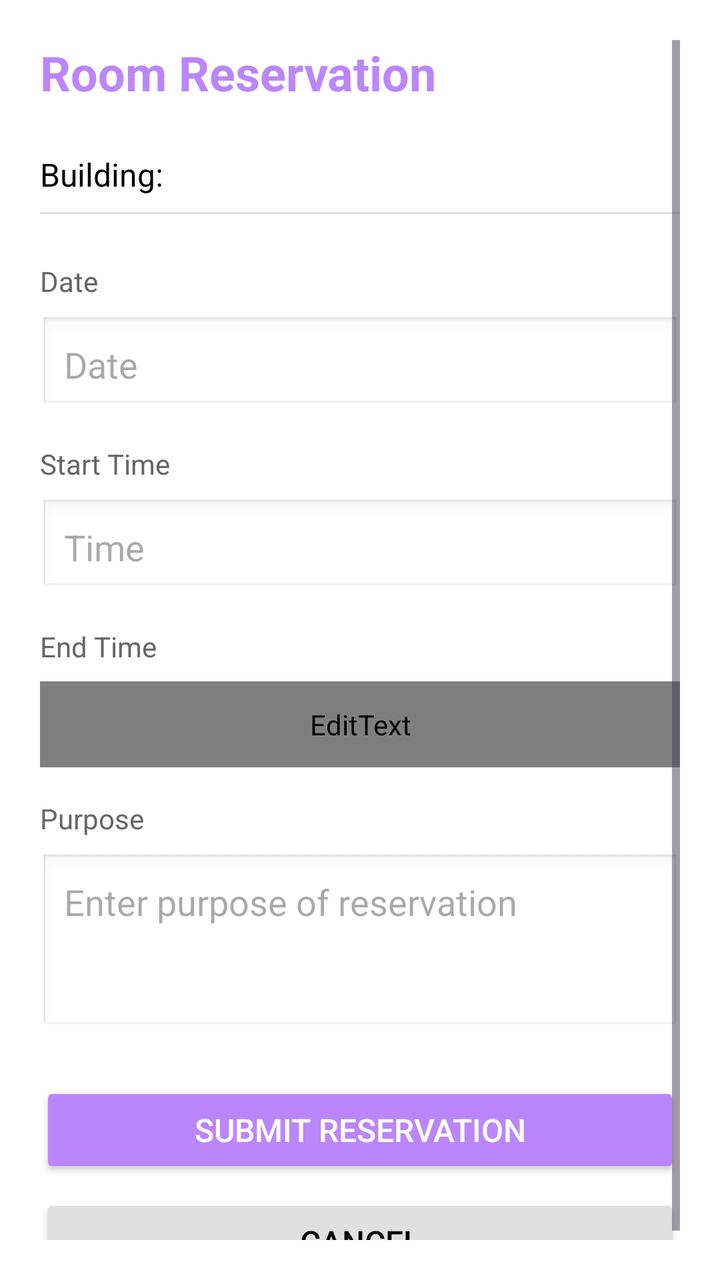
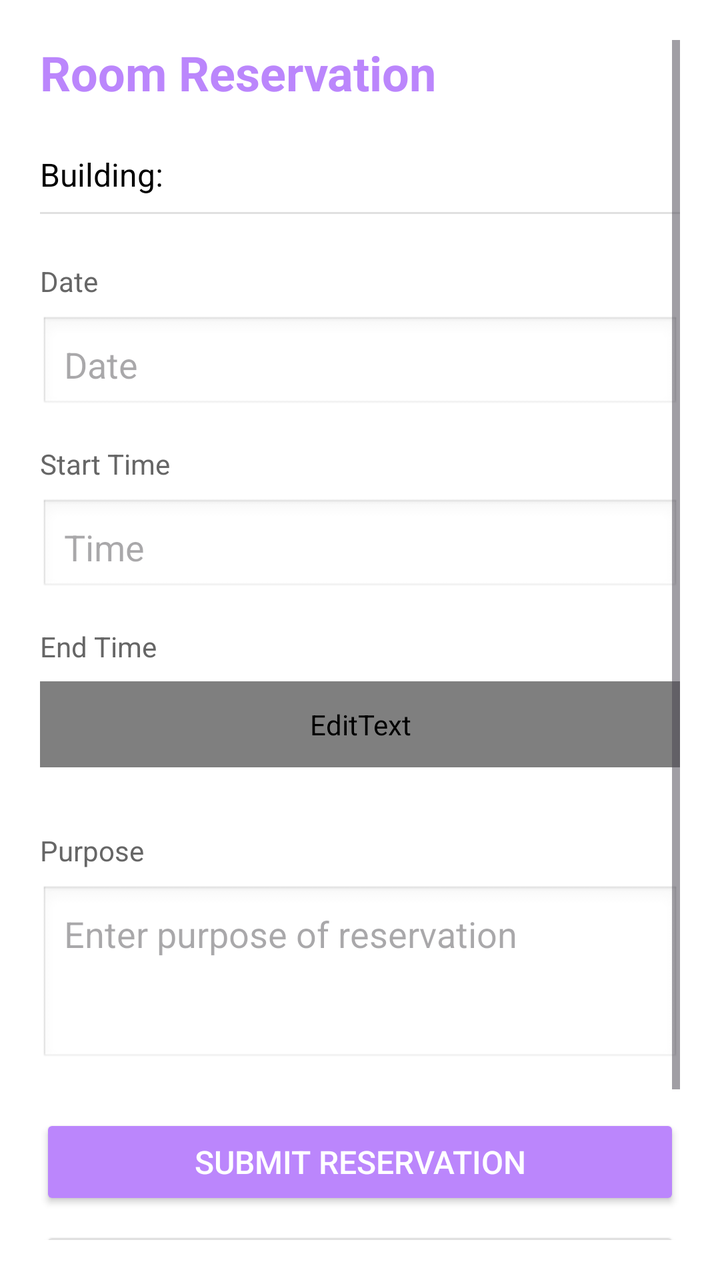

Screens rendered from an Android XML layout before and after an edit, with the pre-edit source and the edit as a unified diff.
<!-- AndroidManifest.xml: activity theme Theme.Dbtest -->
<!-- res/layout/reservation.xml -->
<?xml version="1.0" encoding="utf-8"?>
<ScrollView xmlns:android="http://schemas.android.com/apk/res/android"
    android:layout_width="match_parent"
    android:layout_height="match_parent"
    android:background="#FFFFFF"
    android:padding="20dp">

    <LinearLayout
        android:layout_width="match_parent"
        android:layout_height="wrap_content"
        android:orientation="vertical">

        
        <TextView
            android:layout_width="wrap_content"
            android:layout_height="wrap_content"
            android:text="Room Reservation"
            android:textSize="24sp"
            android:textStyle="bold"
            android:textColor="#BB86FC"
            android:layout_marginBottom="24dp" />

        
        <TextView
            android:id="@+id/tv_building_name"
            android:layout_width="match_parent"
            android:layout_height="wrap_content"
            android:text="Building: "
            android:textSize="16sp"
            android:textColor="#000000"
            android:layout_marginBottom="8dp" />

        <View
            android:layout_width="match_parent"
            android:layout_height="1dp"
            android:background="#E0E0E0"
            android:layout_marginBottom="24dp" />

        
        <TextView
            android:layout_width="wrap_content"
            android:layout_height="wrap_content"
            android:text="Date"
            android:textSize="14sp"
            android:textColor="#666666"
            android:layout_marginBottom="8dp" />

        <EditText
            android:id="@+id/et_date"
            android:layout_width="match_parent"
            android:layout_height="wrap_content"
            android:hint="Date"
            android:inputType="date"
            android:background="@android:drawable/edit_text"
            android:padding="12dp"
            android:layout_marginBottom="16dp" />

        
        <TextView
            android:layout_width="wrap_content"
            android:layout_height="wrap_content"
            android:text="Start Time"
            android:textSize="14sp"
            android:textColor="#666666"
            android:layout_marginBottom="8dp" />

        <EditText
            android:id="@+id/et_start_time"
            android:layout_width="match_parent"
            android:layout_height="wrap_content"
            android:inputType="time"
            android:hint="Time"
            android:background="@android:drawable/edit_text"
            android:padding="12dp"
            android:layout_marginBottom="16dp" />

        
        <TextView
            android:layout_width="wrap_content"
            android:layout_height="wrap_content"
            android:text="End Time"
            android:textSize="14sp"
            android:textColor="#666666"
            android:layout_marginBottom="8dp" />

        <EditText
            android:id="@+id/et_end_time"
            android:layout_width="match_parent"
            android:layout_height="wrap_content"
            android:inputMethod="time"
            android:hint="Time"
            android:background="@android:drawable/edit_text"
            android:padding="12dp"
            android:layout_marginBottom="16dp" />

        
        <TextView
            android:layout_width="wrap_content"
            android:layout_height="wrap_content"
            android:text="Purpose"
            android:textSize="14sp"
            android:textColor="#666666"
            android:layout_marginBottom="8dp" />

        <EditText
            android:id="@+id/et_purpose"
            android:layout_width="match_parent"
            android:layout_height="wrap_content"
            android:hint="Enter purpose of reservation"
            android:inputType="textMultiLine"
            android:minLines="3"
            android:background="@android:drawable/edit_text"
            android:padding="12dp"
            android:gravity="top"
            android:layout_marginBottom="24dp" />

        
        <Button
            android:id="@+id/btn_submit_reservation"
            android:layout_width="match_parent"
            android:layout_height="wrap_content"
            android:text="Submit Reservation"
            android:backgroundTint="#BB86FC"
            android:textColor="#FFFFFF"
            android:textSize="16sp"
            android:padding="12dp" />

        
        <Button
            android:id="@+id/btn_cancel_reservation"
            android:layout_width="match_parent"
            android:layout_height="wrap_content"
            android:text="Cancel"
            android:backgroundTint="#E0E0E0"
            android:textColor="#000000"
            android:textSize="16sp"
            android:padding="12dp"
            android:layout_marginTop="8dp" />

    </LinearLayout>
</ScrollView>
<!-- resources referenced by this layout -->
<resources>
  <style name="Theme.Dbtest" parent="Theme.Material3.DayNight.NoActionBar" />
</resources>

<!-- the commit's change to res/layout/reservation.xml (unified diff, before → after) -->
@@ -95,6 +95,25 @@
 
         
         <TextView
+            android:id="@+id/tv_existing_slots_label"
+            android:layout_width="wrap_content"
+            android:layout_height="wrap_content"
+            android:text="Already reserved on this date:"
+            android:textSize="13sp"
+            android:textStyle="italic"
+            android:textColor="#999999"
+            android:visibility="gone"
+            android:layout_marginBottom="4dp" />
+
+        <LinearLayout
+            android:id="@+id/ll_existing_slots"
+            android:layout_width="match_parent"
+            android:layout_height="wrap_content"
+            android:orientation="vertical"
+            android:layout_marginBottom="16dp" />
+
+        
+        <TextView
             android:layout_width="wrap_content"
             android:layout_height="wrap_content"
             android:text="Purpose"
@@ -137,5 +156,37 @@
             android:padding="12dp"
             android:layout_marginTop="8dp" />
 
+        <View
+            android:layout_width="match_parent"
+            android:layout_height="1dp"
+            android:background="#E0E0E0"
+            android:layout_marginTop="24dp"
+            android:layout_marginBottom="16dp" />
+
+        
+        <TextView
+            android:layout_width="wrap_content"
+            android:layout_height="wrap_content"
+            android:text="Manage This Room's Bookings"
+            android:textSize="16sp"
+            android:textStyle="bold"
+            android:textColor="#000000"
+            android:layout_marginBottom="8dp" />
+
+        <TextView
+            android:id="@+id/tv_no_bookings"
+            android:layout_width="wrap_content"
+            android:layout_height="wrap_content"
+            android:text="No active bookings for this room."
+            android:textSize="14sp"
+            android:textColor="#999999"
+            android:visibility="gone" />
+
+        <LinearLayout
+            android:id="@+id/ll_manage_reservations"
+            android:layout_width="match_parent"
+            android:layout_height="wrap_content"
+            android:orientation="vertical" />
+
     </LinearLayout>
 </ScrollView>
